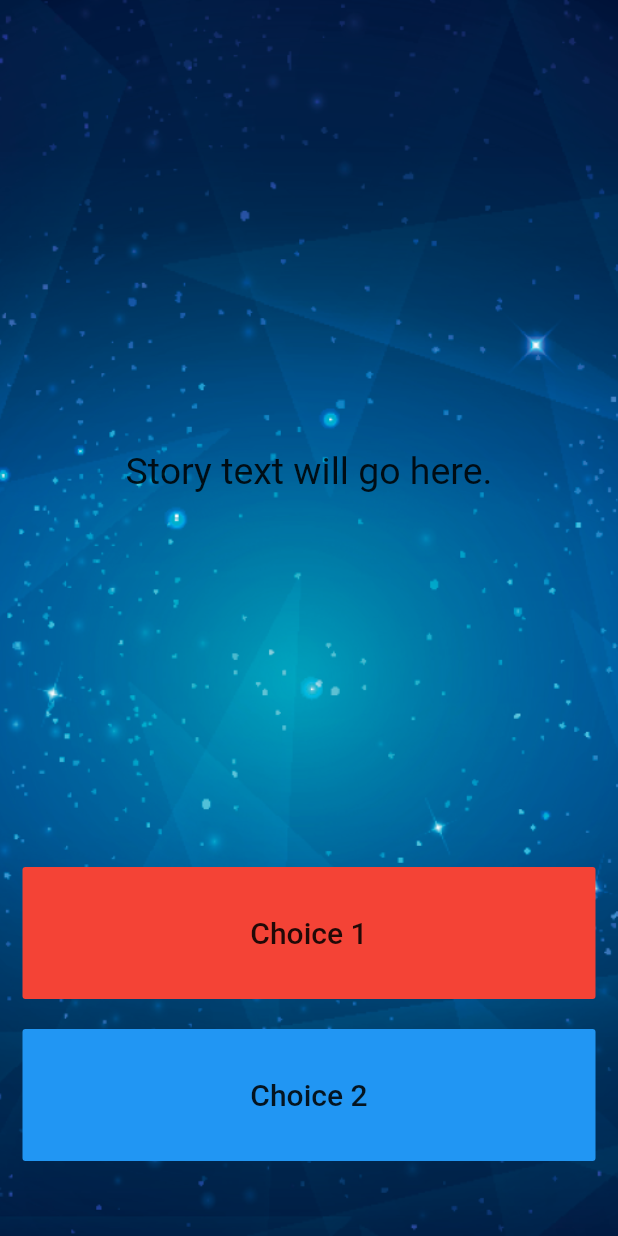
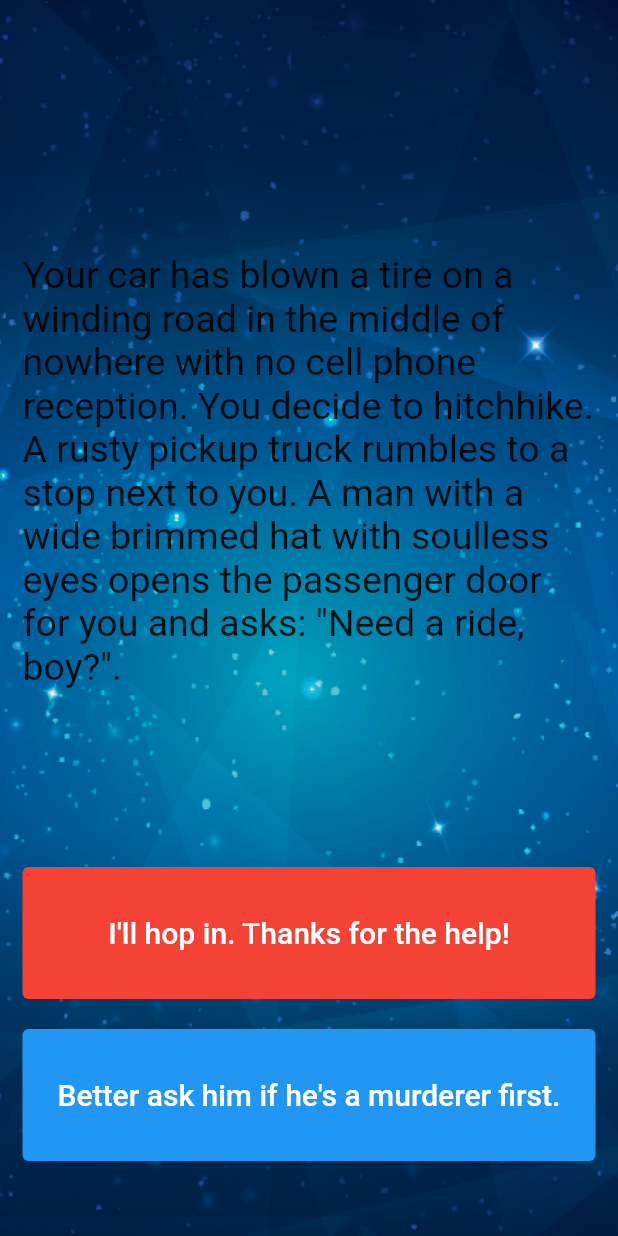
Before and after one commit to BangJihoon/flutter_app, a Flutter app: the StoryPage screen opened directly, on a phone screen of 412 x 824 dp. Run offline on Flutter 3.47's test engine with Material 2 defaults, Android fonts, the light colour scheme and no system bars; our stand-ins replace audioplayers, rflutter_alert.

Commit message:
feat - 3주차 Destini 완성

```diff
--- a/lib/Destini/main.dart
+++ b/lib/Destini/main.dart
@@ -1,6 +1,5 @@
 import 'package:flutter/material.dart';
-
-//TODO: Step 15 - Run the app and see if you can see the screen update with the first story. Delete this TODO if it looks as you expected.
+import 'package:flutter_exam/Destini/story_brain.dart';
 
 void main() => runApp(Destini());
 
@@ -14,7 +13,8 @@
   }
 }
 
-//TODO: Step 9 - Create a new storyBrain object from the StoryBrain class.
+// 전역 변수
+StoryBrain sb = new StoryBrain();
 
 class StoryPage extends StatefulWidget {
   _StoryPageState createState() => _StoryPageState();
@@ -41,8 +41,7 @@
                 flex: 12,
                 child: Center(
                   child: Text(
-                    //TODO: Step 10 - use the storyBrain to get the first story title and display it in this Text Widget.
-                    'Story text will go here.',
+                    sb.getStory(),
                     style: TextStyle(
                       fontSize: 25.0,
                     ),
@@ -51,18 +50,21 @@
               ),
               Expanded(
                 flex: 2,
-                child: FlatButton(
+                child: TextButton(
                   onPressed: () {
-                    //Choice 1 made by user.
-                    //TODO: Step 18 - Call the nextStory() method from storyBrain and pass the number 1 as the choice made by the user.
+                    setState(() {
+                      sb.nextStory(1);
+                    });
                   },
-                  color: Colors.red,
                   child: Text(
-                    //TODO: Step 13 - Use the storyBrain to get the text for choice 1.
-                    'Choice 1',
+                    sb.getChoice1(),
                     style: TextStyle(
                       fontSize: 20.0,
+                      color: Colors.white,
                     ),
+                  ),
+                  style: TextButton.styleFrom(
+                    backgroundColor: Colors.red,
                   ),
                 ),
               ),
@@ -71,19 +73,23 @@
               ),
               Expanded(
                 flex: 2,
-                //TODO: Step 26 - Use a Flutter Visibility Widget to wrap this FlatButton.
-                //TODO: Step 28 - Set the "visible" property of the Visibility Widget to equal the output from the buttonShouldBeVisible() method in the storyBrain.
-                child: FlatButton(
-                  onPressed: () {
-                    //Choice 2 made by user.
-                    //TODO: Step 19 - Call the nextStory() method from storyBrain and pass the number 2 as the choice made by the user.
-                  },
-                  color: Colors.blue,
-                  child: Text(
-                    //TODO: Step 14 - Use the storyBrain to get the text for choice 2.
-                    'Choice 2',
-                    style: TextStyle(
-                      fontSize: 20.0,
+                child: Visibility(
+                  visible: sb.buttonShouldBeVisible(),
+                  child: TextButton(
+                    onPressed: () {
+                      setState(() {
+                        sb.nextStory(2);
+                      });
+                    },
+                    style: TextButton.styleFrom(
+                      backgroundColor: Colors.blue,
+                    ),
+                    child: Text(
+                      sb.getChoice2(),
+                      style: TextStyle(
+                        color: Colors.white,
+                        fontSize: 20.0,
+                      ),
                     ),
                   ),
                 ),
@@ -95,7 +101,3 @@
     );
   }
 }
-
-//TODO: Step 24 - Run the app and try to figure out what code you need to add to this file to make the story change when you press on the choice buttons.
-
-//TODO: Step 29 - Run the app and test it against the Story Outline to make sure you've completed all the steps. The code for the completed app can be found here: https://github.com/londonappbrewery/destini-challenge-completed/
```
Also changed, not shown: lib/Destini/story_brain.dart (+64 -52 lines).
